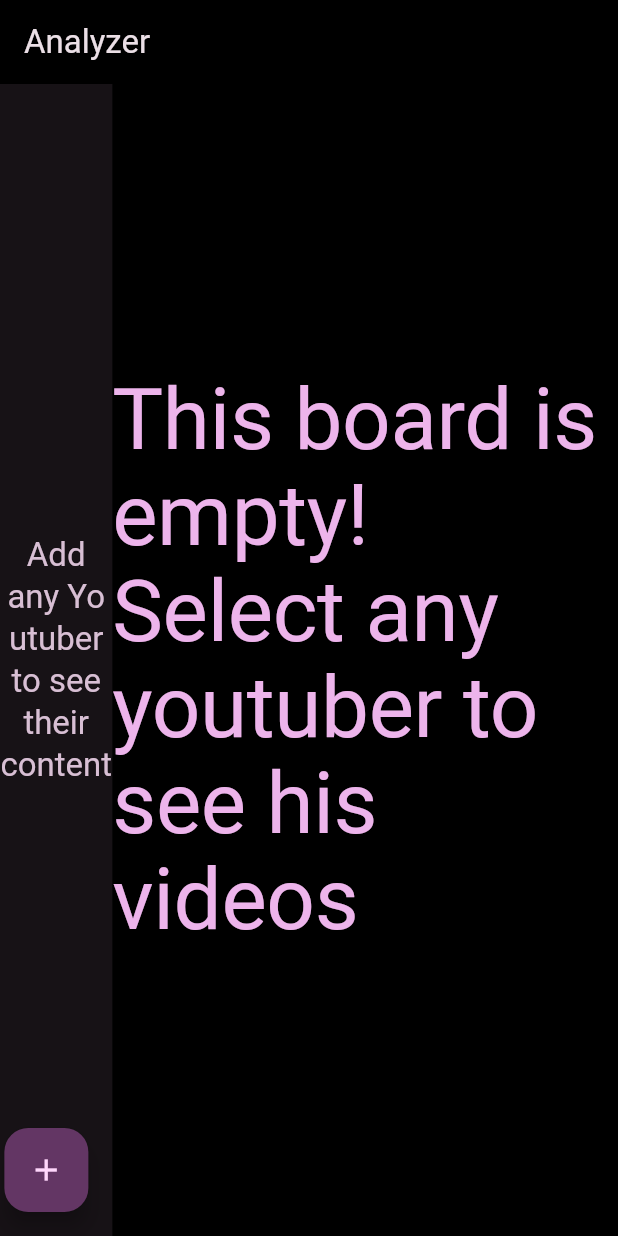
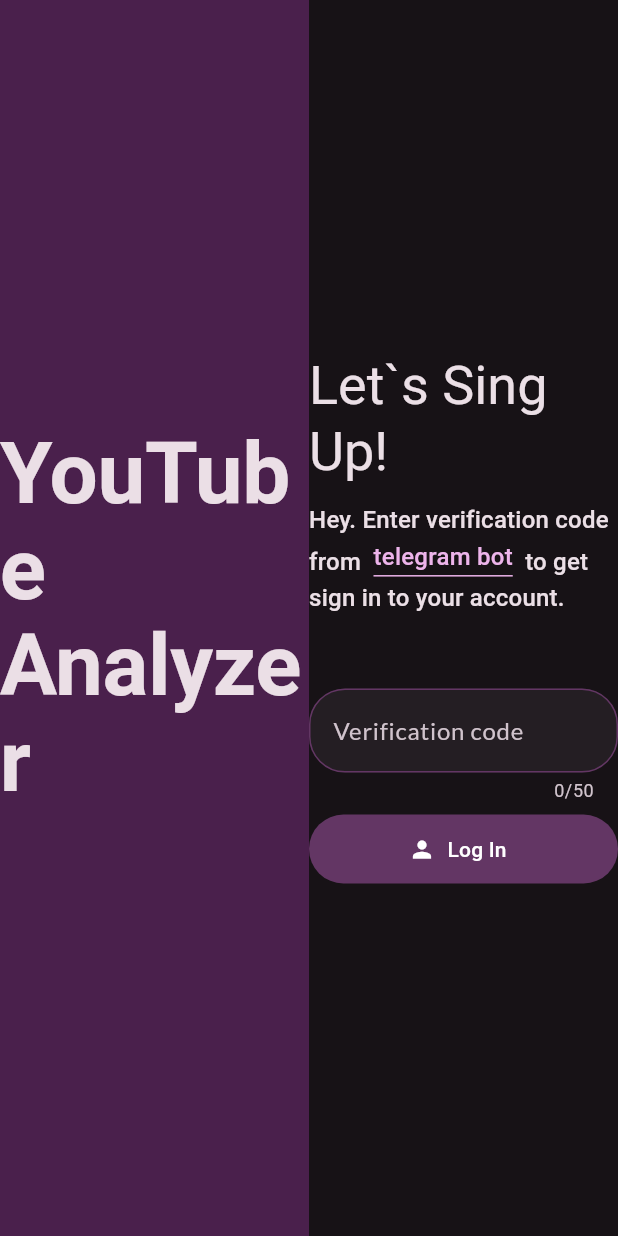
Before and after one commit to Vladus27/youtube-analyzer, a Flutter app: the screen it shows after launch, on a phone screen of 412 x 824 dp. Run offline on Flutter 3.47's test engine with Material 3 defaults, Android fonts, the light colour scheme and no system bars; our stand-ins replace flutter_markdown, flutter_secure_storage, google_fonts, hive; accounts and stored records are empty.

Commit message:
Login page and integration with data base

```diff
--- /dev/null
+++ b/lib/common/database.dart
@@ -0,0 +1,58 @@
+import 'dart:convert';
+import 'dart:developer';
+
+import 'package:flutter_secure_storage/flutter_secure_storage.dart';
+import 'package:hive/hive.dart';
+
+class Database {
+  /*KEYS*/
+
+  static const String personAuthTokenKey = "personAuthToken";
+
+  /*KEYS*/
+
+  static late Box<dynamic> box;
+
+  static Future init() async {
+    const secureStorage = FlutterSecureStorage();
+    // if key not exists return null
+    final encryptionKey = await secureStorage.read(key: 'key');
+    if (encryptionKey == null) {
+      final key = Hive.generateSecureKey();
+      await secureStorage.write(
+        key: 'key',
+        value: base64UrlEncode(key),
+      );
+    }
+    final key = await secureStorage.read(key: 'key');
+    final encryptionKeyDecode = base64Url.decode(key!);
+    log('Encryption key: $encryptionKeyDecode');
+
+    String? dirPath;
+    // if (kIsWeb == false){
+    //   final Directory appDocumentsDir = await getApplicationCacheDirectory();
+    //   dirPath = appDocumentsDir.path;
+    // }
+
+    box = await Hive.openBox('database',
+        path: dirPath,
+        encryptionCipher: HiveAesCipher(encryptionKeyDecode));
+  }
+
+  static void set(dynamic key, dynamic value) {
+    box.put(key, value);
+  }
+
+  static T? get<T>(dynamic key) {
+    try {
+      return box.get(key) as T;
+    } catch (e) {
+      log(e.toString());
+      return null;
+    }
+  }
+
+  static clearBox() {
+    box.clear();
+  }
+}
--- a/lib/data/dummy_data.dart
+++ b/lib/data/dummy_data.dart
@@ -1,4 +1,5 @@
 import 'package:flutter/material.dart';
+import 'package:youtube_analyzer/common/database.dart';
 import 'package:youtube_analyzer/models/youtube.dart';
 
 List<Youtuber> youtubers = [
@@ -19,4 +20,5 @@
 
 const String basicUrl = 'westeuv1-uiapi2387d-webpi-dev.azurewebsites.net';
 
-const String basicXtocen = '34e0d199aaf64abebfe9bde5c5b18730';
+String basicXtocen = Database.get(Database.personAuthTokenKey);
+//'34e0d199aaf64abebfe9bde5c5b18730';
--- a/lib/main.dart
+++ b/lib/main.dart
@@ -1,9 +1,10 @@
 import 'package:flutter/material.dart';
+
 import 'package:google_fonts/google_fonts.dart';
+import 'package:youtube_analyzer/common/database.dart';
+import 'package:youtube_analyzer/screens/login_page.dart';
 
 import 'package:youtube_analyzer/screens/main_page.dart';
-
-
 
 final theme = ThemeData(
   colorScheme: ColorScheme.fromSeed(
@@ -16,7 +17,6 @@
       bodyMedium: TextStyle(color: Colors.white),
     ),
   ),
-
   scaffoldBackgroundColor: Colors.black,
   appBarTheme: const AppBarTheme(backgroundColor: Colors.black),
   inputDecorationTheme: const InputDecorationTheme(
@@ -29,7 +29,9 @@
   ),
 );
 
-void main() {
+void main() async {
+  await Database.init();
+
   runApp(const MainApp());
 }
 
@@ -39,10 +41,10 @@
   @override
   Widget build(BuildContext context) {
     return MaterialApp(
-      title: 'Youtube Analyzer',
-      debugShowCheckedModeBanner: false,
-      theme: theme,
-      home: const MainPage(),
-    );
+        title: 'Youtube Analyzer',
+        debugShowCheckedModeBanner: false,
+        theme: theme,
+        home: const LoginPage() //const MainPage(),
+        );
   }
 }
--- /dev/null
+++ b/lib/screens/login_page.dart
@@ -0,0 +1,211 @@
+
+import 'package:flutter/material.dart';
+
+import 'package:youtube_analyzer/common/database.dart';
+import 'package:youtube_analyzer/screens/main_page.dart';
+
+
+
+class LoginPage extends StatefulWidget {
+  const LoginPage({super.key});
+
+  @override
+  State<LoginPage> createState() => _LoginPageState();
+}
+
+class _LoginPageState extends State<LoginPage> {
+  bool isLoading = false;
+  final _verificationCode = TextEditingController();
+
+  @override
+  void dispose() {
+    _verificationCode.dispose();
+    super.dispose();
+  }
+
+  @override
+  Widget build(BuildContext context) {
+    return Scaffold(
+      backgroundColor: Theme.of(context).colorScheme.surface,
+      body: Row(
+        children: [
+          Expanded(
+              flex: 5,
+              child: Container(
+                color: Theme.of(context).colorScheme.onPrimary,
+                child: Column(
+                  mainAxisAlignment: MainAxisAlignment.center,
+                  crossAxisAlignment: CrossAxisAlignment.center,
+                  children: [
+                    Text(
+                      'YouTube Analyzer',
+                      style: Theme.of(context)
+                          .textTheme
+                          .displayLarge!
+                          .copyWith(fontWeight: FontWeight.bold),
+                    ),
+                  ],
+                ),
+              )),
+          Expanded(
+            flex: 5,
+            child: Center(
+              child: Container(
+                height: 500,
+                width: 450,
+                //color: Theme.of(context).colorScheme.surfaceContainer,
+
+                child: Column(
+                  crossAxisAlignment: CrossAxisAlignment.start,
+                  mainAxisAlignment: MainAxisAlignment.center,
+                  children: [
+                    Text(
+                      'Let`s Sing Up!',
+                      style: Theme.of(context).textTheme.displaySmall,
+                    ),
+                    const SizedBox(height: 12),
+                    RichText(
+                      text: TextSpan(
+                        text: 'Hey. Enter verification code from  ',
+                        style: Theme.of(context).textTheme.titleMedium,
+                        children: [
+                          WidgetSpan(
+                            child: MouseRegion(
+                              cursor: SystemMouseCursors.click,
+                              child: GestureDetector(
+                                onTap: () {
+                                  print('You pressed');
+                                },
+                                child: Container(
+                                  decoration: BoxDecoration(
+                                    border: Border(
+                                      bottom: BorderSide(
+                                        color: Theme.of(context)
+                                            .colorScheme
+                                            .primary,
+                                      ),
+                                    ),
+                                  ),
+                                  child: Text(
+                                    'telegram bot',
+                                    style: Theme.of(context)
+                                        .textTheme
+                                        .titleMedium!
+                                        .copyWith(
+                                          color: Theme.of(context)
+                                              .colorScheme
+                                              .primary,
+                                        ),
+                                  ),
+                                ),
+                              ),
+                            ),
+                          ),
+                          // TextSpan(
+                          //   text: 'telegram bot',
+                          //   style: Theme.of(context)
+                          //       .textTheme
+                          //       .titleMedium!
+                          //       .copyWith(
+                          //           color:
+                          //               Theme.of(context).colorScheme.primary,
+                          //           decoration: TextDecoration.underline,
+                          //           height: 3),
+                          //   recognizer: TapGestureRecognizer()
+                          //     ..onTap = () {
+                          //       // Action when link is clicked
+                          //       print('Link clicked!');
+                          //     },
+                          // ),
+                          const TextSpan(
+                            text: '  to get sign in to your account.',
+                          ),
+                        ],
+                      ),
+                    ),
+                    const SizedBox(height: 48),
+                    TextField(
+                      controller: _verificationCode,
+                      keyboardType: TextInputType.text,
+                      maxLength: 50,
+                      decoration: InputDecoration(
+                        label: const Text('Verification code'),
+                        filled: true,
+                        fillColor:
+                            Theme.of(context).colorScheme.surfaceContainer,
+                        enabledBorder: OutlineInputBorder(
+                            borderRadius: BorderRadius.circular(24),
+                            borderSide: BorderSide(
+                                color: Theme.of(context)
+                                    .colorScheme
+                                    .primaryContainer)),
+                        focusedBorder: OutlineInputBorder(
+                            borderRadius: BorderRadius.circular(12),
+                            borderSide: BorderSide(
+                                color: Theme.of(context).colorScheme.primary)),
+                      ),
+                    ),
+                    const SizedBox(
+                      height: 8,
+                    ),
+                    SizedBox(
+                      height: 46,
+                      width: double.infinity,
+                      child: FilledButton.icon(
+                        onPressed: isLoading
+                            ? null
+                            : () {
+                                setState(() {
+                                  isLoading = true;
+                                });
+
+                                Future.delayed(Duration(seconds: 2), () { // for testing circular indicator
+                                  setState(() {
+                                    isLoading = false;
+                                  });
+                                });
+
+                                if (_verificationCode.text.length != 32) {
+                                  setState(() {
+                                    isLoading = false;
+                                  });
+                                  return; //fail show some snicker bar
+                                } else {
+                                  setState(() {
+                                    isLoading = false;
+                                  });
+                                  Database.set(Database.personAuthTokenKey,
+                                      _verificationCode.text);
+
+                                  Navigator.pushReplacement(
+                                    context,
+                                    MaterialPageRoute(
+                                        builder: (context) => const MainPage()),
+                                  );
+                                }
+                              },
+                        icon: isLoading ? null : const Icon(Icons.person),
+                        label: isLoading
+                            ? CircularProgressIndicator(
+                                valueColor: AlwaysStoppedAnimation<Color>(
+                                    Theme.of(context).colorScheme.primary),
+                              )
+                            : const Text('Log In'),
+                        style: FilledButton.styleFrom(
+                          backgroundColor:
+                              Theme.of(context).colorScheme.primaryContainer,
+                          foregroundColor: Colors.white,
+
+                        ),
+                      ),
+                    ),
+                  ],
+                ),
+              ),
+            ),
+          ),
+        ],
+      ),
+    );
+  }
+}
--- a/lib/widgets/add_new_youtuber.dart
+++ b/lib/widgets/add_new_youtuber.dart
@@ -1,5 +1,6 @@
 import 'package:flutter/material.dart';
 import 'package:http/http.dart' as http;
+import 'package:youtube_analyzer/common/database.dart';
 import 'package:youtube_analyzer/data/chanel_service.dart';
 
 import 'package:youtube_analyzer/data/dummy_data.dart'; // import basic url and token
@@ -95,7 +96,7 @@
       url,
       headers: {
         'x-service-name': 'SocialMediaApi',
-        'x-token': basicXtocen,
+        'x-token': Database.get(Database.personAuthTokenKey),
       },
     );
 
--- a/pubspec.yaml
+++ b/pubspec.yaml
@@ -12,6 +12,8 @@
   flutter_markdown: ^0.7.4
   google_fonts: ^6.2.1
   http: ^1.2.2
+  hive: ^2.2.3
+  flutter_secure_storage: ^9.0.0
 
 
 dev_dependencies:
```
Also changed, not shown: lib/widgets/dialog_vid_content.dart (line endings or trailing spaces), pubspec.lock, 5 other files.
